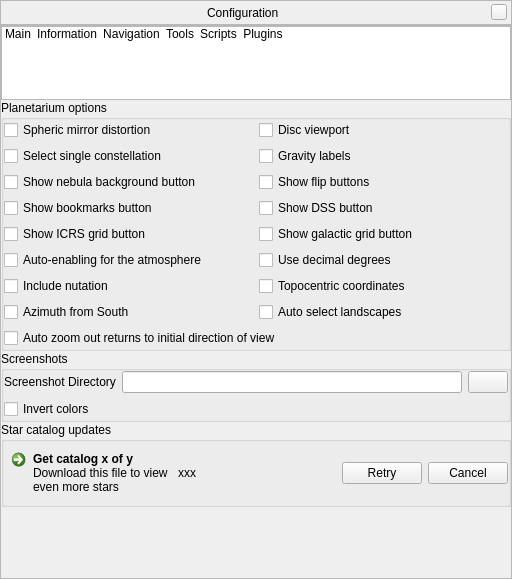
Qt form src/gui/configurationDialog.ui (519984307/stellarium_src) before a commit.
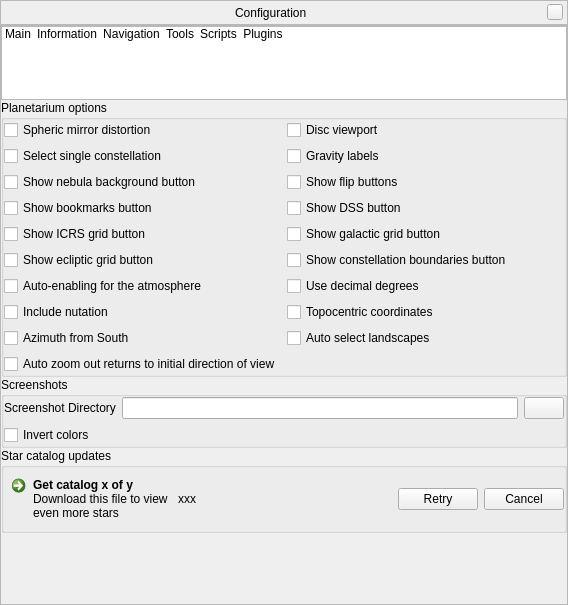
The same form after that commit. The open tabs and pages were chosen to show the change. Icons and pictures are not drawn. Custom widgets are drawn as their Qt base class.

Commit message: Added customized buttons for toggle an ecliptic grid and constellation boundaries

Diff of the .ui file:
```diff
--- a/src/gui/configurationDialog.ui
+++ b/src/gui/configurationDialog.ui
@@ -6,8 +6,8 @@
    <rect>
     <x>0</x>
     <y>0</y>
-    <width>512</width>
-    <height>579</height>
+    <width>568</width>
+    <height>605</height>
    </rect>
   </property>
   <layout class="QVBoxLayout">
@@ -1337,7 +1337,7 @@
                </property>
               </widget>
              </item>
-             <item row="9" column="0" colspan="2">
+             <item row="10" column="0" colspan="2">
               <widget class="QCheckBox" name="autoZoomResetsDirectionCheckbox">
                <property name="toolTip">
                 <string>When enabled, the &quot;auto zoom out&quot; key will also set the initial viewing direction</string>
@@ -1367,7 +1367,7 @@
                </property>
               </widget>
              </item>
-             <item row="5" column="1">
+             <item row="6" column="1">
               <widget class="QCheckBox" name="decimalDegreeCheckBox">
                <property name="toolTip">
                 <string>Use decimal degrees for coordinates</string>
@@ -1390,7 +1390,7 @@
                </property>
               </widget>
              </item>
-             <item row="6" column="1">
+             <item row="7" column="1">
               <widget class="QCheckBox" name="topocentricCheckBox">
                <property name="toolTip">
                 <string>Activate to view as seen from surface of the planet (recommended). If switched off, display planetocentric view.</string>
@@ -1400,7 +1400,7 @@
                </property>
               </widget>
              </item>
-             <item row="5" column="0">
+             <item row="6" column="0">
               <widget class="QCheckBox" name="autoEnableAtmosphereCheckBox">
                <property name="toolTip">
                 <string>Auto-enabling of the atmosphere for bodies with atmosphere in location window</string>
@@ -1443,7 +1443,7 @@
                </property>
               </widget>
              </item>
-             <item row="6" column="0">
+             <item row="7" column="0">
               <widget class="QCheckBox" name="nutationCheckBox">
                <property name="toolTip">
                 <string>Nutation is a small wobble of Earth's axis, amounting to a few arcseconds.</string>
@@ -1453,7 +1453,7 @@
                </property>
               </widget>
              </item>
-             <item row="7" column="0">
+             <item row="8" column="0">
               <widget class="QCheckBox" name="azimuthFromSouthcheckBox">
                <property name="toolTip">
                 <string>Activate this option to calculate azimuth from south towards west.</string>
@@ -1463,7 +1463,7 @@
                </property>
               </widget>
              </item>
-             <item row="7" column="1">
+             <item row="8" column="1">
               <widget class="QCheckBox" name="autoChangeLandscapesCheckBox">
                <property name="toolTip">
                 <string>Automatic change of landscape when planet is changed</string>
@@ -1500,6 +1500,20 @@
                </property>
               </widget>
              </item>
+             <item row="5" column="0">
+              <widget class="QCheckBox" name="showEclipticGridButtonCheckBox">
+               <property name="text">
+                <string>Show ecliptic grid button</string>
+               </property>
+              </widget>
+             </item>
+             <item row="5" column="1">
+              <widget class="QCheckBox" name="showConstellationBoundariesButtonCheckBox">
+               <property name="text">
+                <string>Show constellation boundaries button</string>
+               </property>
+              </widget>
+             </item>
             </layout>
            </widget>
           </item>
```
The commit also changes 3 other files.
